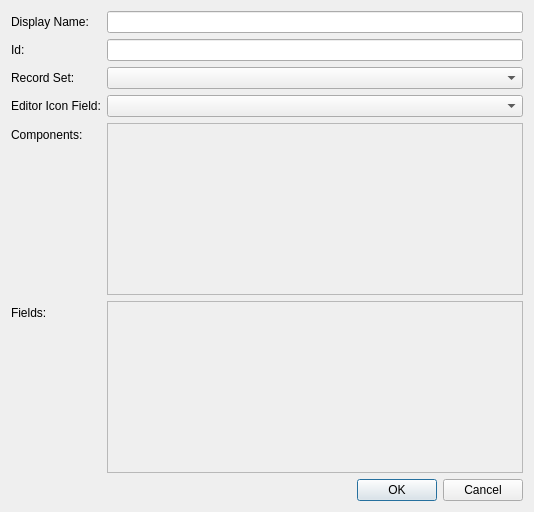
The window that Source/Tome/Features/Records/View/recordwindow.ui (npruehs/tome-editor) describes before a commit, drawn with Qt 5.
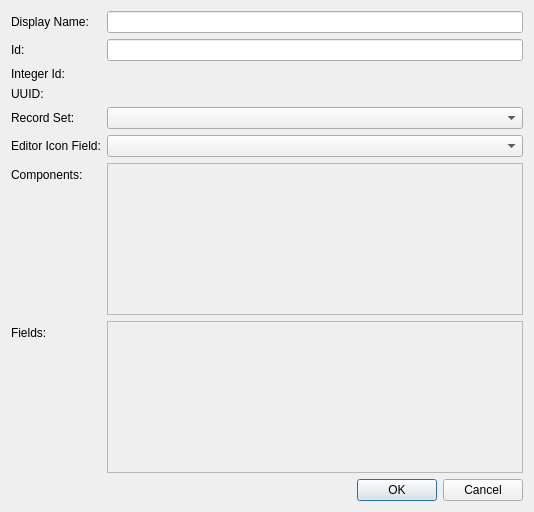
The same window after the commit.

Commit message: ADDED: Records - Automatically generate integer ids and UUIDs for all records.

Diff of the .ui file:
```diff
--- a/Source/Tome/Features/Records/View/recordwindow.ui
+++ b/Source/Tome/Features/Records/View/recordwindow.ui
@@ -34,14 +34,14 @@
    <item row="1" column="1">
     <widget class="QLineEdit" name="lineEditId"/>
    </item>
-   <item row="4" column="0">
+   <item row="6" column="0">
     <widget class="QLabel" name="label">
      <property name="text">
       <string>Components:</string>
      </property>
     </widget>
    </item>
-   <item row="4" column="1">
+   <item row="6" column="1">
     <widget class="QScrollArea" name="scrollAreaComponents">
      <property name="sizePolicy">
       <sizepolicy hsizetype="Expanding" vsizetype="Expanding">
@@ -74,14 +74,14 @@
      </widget>
     </widget>
    </item>
-   <item row="5" column="0">
+   <item row="7" column="0">
     <widget class="QLabel" name="labelFields">
      <property name="text">
       <string>Fields:</string>
      </property>
     </widget>
    </item>
-   <item row="5" column="1">
+   <item row="7" column="1">
     <widget class="QScrollArea" name="scrollAreaFields">
      <property name="sizePolicy">
       <sizepolicy hsizetype="Expanding" vsizetype="Expanding">
@@ -120,7 +120,7 @@
      </widget>
     </widget>
    </item>
-   <item row="6" column="1">
+   <item row="8" column="1">
     <widget class="QDialogButtonBox" name="buttonBox">
      <property name="orientation">
       <enum>Qt::Horizontal</enum>
@@ -130,26 +130,54 @@
      </property>
     </widget>
    </item>
-   <item row="2" column="0">
+   <item row="4" column="0">
     <widget class="QLabel" name="labelRecordSet">
      <property name="text">
       <string>Record Set:</string>
      </property>
     </widget>
    </item>
-   <item row="2" column="1">
+   <item row="4" column="1">
     <widget class="QComboBox" name="comboBoxRecordSet"/>
    </item>
-   <item row="3" column="0">
+   <item row="5" column="0">
     <widget class="QLabel" name="labelEditorIconField">
      <property name="text">
       <string>Editor Icon Field:</string>
      </property>
     </widget>
    </item>
-   <item row="3" column="1">
+   <item row="5" column="1">
     <widget class="QComboBox" name="comboBoxEditorIconField"/>
    </item>
+   <item row="2" column="0">
+    <widget class="QLabel" name="labelIntegerId">
+     <property name="text">
+      <string>Integer Id:</string>
+     </property>
+    </widget>
+   </item>
+   <item row="2" column="1">
+    <widget class="QLabel" name="labelIntegerIdValue">
+     <property name="text">
+      <string/>
+     </property>
+    </widget>
+   </item>
+   <item row="3" column="0">
+    <widget class="QLabel" name="labelUuid">
+     <property name="text">
+      <string>UUID:</string>
+     </property>
+    </widget>
+   </item>
+   <item row="3" column="1">
+    <widget class="QLabel" name="labelUuidValue">
+     <property name="text">
+      <string/>
+     </property>
+    </widget>
+   </item>
   </layout>
  </widget>
  <tabstops>
```
The commit also changes 8 other files.
